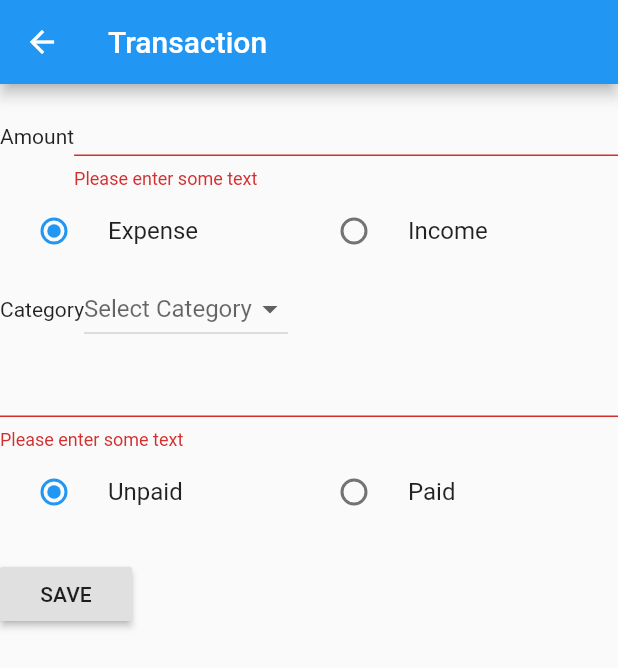
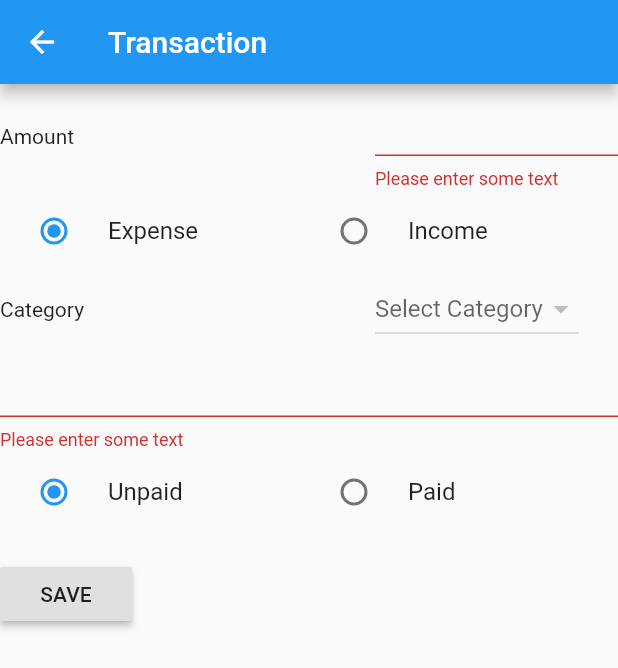
Before and after one commit to JigneshWorld/kisan-flutter, a Flutter app: the ManageTransactionPage screen opened directly, after a tap on "SAVE", on a phone screen of 412 x 824 dp. Shown: the top 668 px of the screen. Run offline on Flutter 3.47's test engine with Material 2 defaults, Android fonts, the phone set to English and light mode, and no system bars; our stand-ins replace cloud_firestore, firebase_auth, google_sign_in; accounts and stored records are empty.

Commit message:
Update manage transaction with dynamic data

```diff
--- a/lib/data_manager.dart
+++ b/lib/data_manager.dart
@@ -57,11 +57,16 @@ class Category {
   }
 }
 
-Future<List<Category>> listCategories() async {
+Future<List<Category>> listCategories({String type}) async {
   FirebaseUser _user = await currentUser();
-  QuerySnapshot querySnapshot = await _firestore
-      .collection('users/${_user.uid}/categories')
-      .getDocuments();
+  CollectionReference _categoriesCollection = _firestore.collection('users/${_user.uid}/categories');
+  QuerySnapshot querySnapshot;
+  if(type != null){
+    querySnapshot = await _categoriesCollection.where('type', isEqualTo: type).getDocuments();
+  }else{
+    querySnapshot = await _categoriesCollection.getDocuments();
+  }
+
   List<Category> categories =
       querySnapshot.documents.map((DocumentSnapshot document) {
     return Category(
--- a/lib/manage_transaction.dart
+++ b/lib/manage_transaction.dart
@@ -23,6 +23,7 @@ class _ManageTransactionPageState extends State<ManageTransactionPage> {
   void handleTxnTypeValueChanged(String value) {
     setState(() {
       txnType = value;
+      _selectedCategory = null;
     });
   }
 
@@ -32,6 +33,8 @@ class _ManageTransactionPageState extends State<ManageTransactionPage> {
       paymentStatus = value;
     });
   }
+
+  String _selectedCategory;
 
   @override
   Widget build(BuildContext context) {
@@ -48,10 +51,13 @@ class _ManageTransactionPageState extends State<ManageTransactionPage> {
               Row(
                 mainAxisAlignment: MainAxisAlignment.spaceBetween,
                 children: <Widget>[
-                  Text('Amount'),
+                  new SizedBox(
+                    width: 250.0,
+                    child: Text('Amount')),
                   new Flexible(
                     child: TextFormField(
                       controller: amountController,
+                      keyboardType: TextInputType.number,
                       validator: (value) {
                         if (value.isEmpty) {
                           return 'Please enter some text';
@@ -85,16 +91,34 @@ class _ManageTransactionPageState extends State<ManageTransactionPage> {
               ),
               Row(
                 children: <Widget>[
-                  Text("Category"),
-                  DropdownButton<String>(
-                    hint: Text('Select Category'),
-                    items: List<DropdownMenuItem<String>>.generate(5, (index) {
-                      return DropdownMenuItem<String>(
-                        value: "Item - $index",
-                        child: Text("Item - $index"),
-                      );
-                    }),
-                    onChanged: (_) {},
+                  new SizedBox(
+                    width: 250.0,
+                    child: Text("Category")),
+                  new FutureBuilder(
+                    future: listCategories(type: txnType),
+                    builder: (BuildContext context,
+                        AsyncSnapshot<List<Category>> snapshot) {
+                      if (snapshot.data != null) {
+                        return DropdownButton<String>(
+                          hint: Text('Select Category'),
+                          value: _selectedCategory,
+                          items: List<DropdownMenuItem<String>>.generate(
+                              snapshot.data.length, (index) {
+                            return DropdownMenuItem<String>(
+                              value: snapshot.data[index].id,
+                              child: Text(snapshot.data[index].title),
+                            );
+                          }),
+                          onChanged: (String newSelection) {
+                            setState(() {
+                              _selectedCategory = newSelection;
+                            });
+                          },
+                        );
+                      } else {
+                        return Text('Loading Categories');
+                      }
+                    },
                   )
                 ],
               ),
@@ -137,7 +161,7 @@ class _ManageTransactionPageState extends State<ManageTransactionPage> {
                       addTransaction(
                           int.parse(amountController.text),
                           txnType,
-                          "category",
+                          _selectedCategory,
                           noteController.text,
                           paymentStatus,
                           DateTime.now()).then((_) {
```
